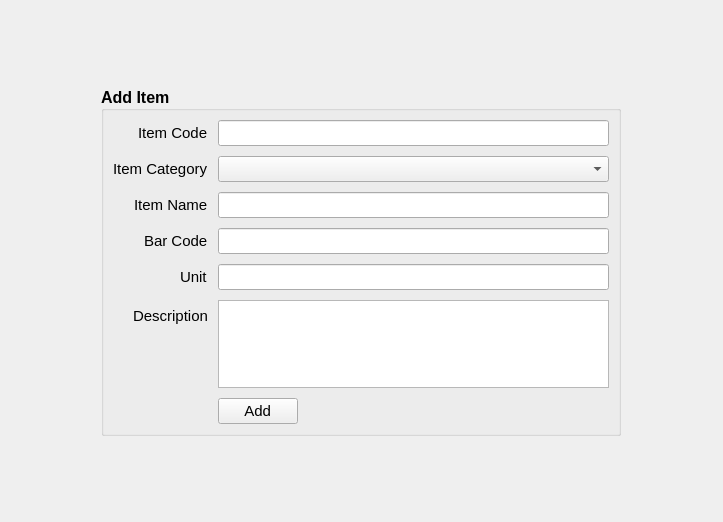
This is estorecpp/additemwidget.ui in Watti/estorecpp as Qt 5 draws it before an edit. The edited form follows.
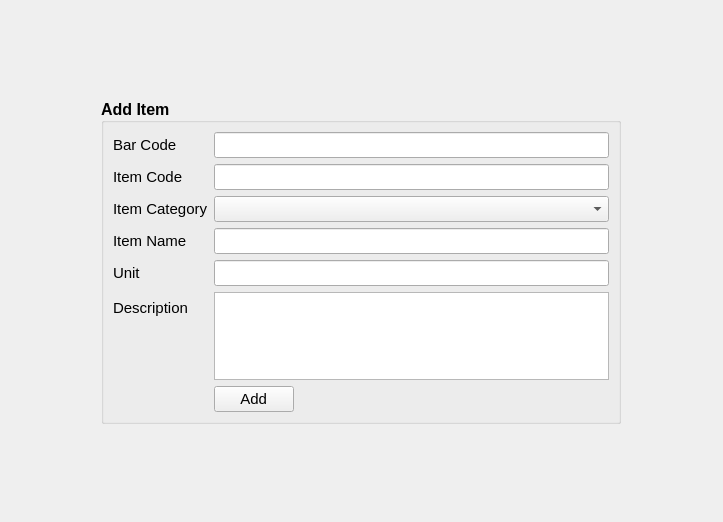
This is the edited form.

```diff
--- a/estorecpp/additemwidget.ui
+++ b/estorecpp/additemwidget.ui
@@ -57,16 +57,32 @@
       <set>Qt::AlignLeading|Qt::AlignLeft|Qt::AlignVCenter</set>
      </property>
      <layout class="QFormLayout" name="formLayout">
-      <property name="labelAlignment">
-       <set>Qt::AlignRight|Qt::AlignTrailing|Qt::AlignVCenter</set>
-      </property>
-      <property name="horizontalSpacing">
-       <number>10</number>
-      </property>
-      <property name="verticalSpacing">
-       <number>10</number>
-      </property>
       <item row="0" column="0">
+       <widget class="QLabel" name="label_4">
+        <property name="font">
+         <font>
+          <pointsize>11</pointsize>
+          <weight>50</weight>
+          <bold>false</bold>
+         </font>
+        </property>
+        <property name="text">
+         <string>Bar Code</string>
+        </property>
+       </widget>
+      </item>
+      <item row="0" column="1">
+       <widget class="QLineEdit" name="barCode">
+        <property name="font">
+         <font>
+          <pointsize>11</pointsize>
+          <weight>50</weight>
+          <bold>false</bold>
+         </font>
+        </property>
+       </widget>
+      </item>
+      <item row="1" column="0">
        <widget class="QLabel" name="label">
         <property name="font">
          <font>
@@ -80,7 +96,7 @@
         </property>
        </widget>
       </item>
-      <item row="0" column="1">
+      <item row="1" column="1">
        <widget class="QLineEdit" name="itemCode">
         <property name="font">
          <font>
@@ -91,7 +107,7 @@
         </property>
        </widget>
       </item>
-      <item row="1" column="0">
+      <item row="2" column="0">
        <widget class="QLabel" name="label_2">
         <property name="font">
          <font>
@@ -105,7 +121,7 @@
         </property>
        </widget>
       </item>
-      <item row="1" column="1">
+      <item row="2" column="1">
        <widget class="QComboBox" name="itemCategoryComboBox">
         <property name="font">
          <font>
@@ -116,7 +132,7 @@
         </property>
        </widget>
       </item>
-      <item row="2" column="0">
+      <item row="3" column="0">
        <widget class="QLabel" name="label_3">
         <property name="font">
          <font>
@@ -130,33 +146,8 @@
         </property>
        </widget>
       </item>
-      <item row="2" column="1">
-       <widget class="QLineEdit" name="itemName">
-        <property name="font">
-         <font>
-          <pointsize>11</pointsize>
-          <weight>50</weight>
-          <bold>false</bold>
-         </font>
-        </property>
-       </widget>
-      </item>
-      <item row="3" column="0">
-       <widget class="QLabel" name="label_4">
-        <property name="font">
-         <font>
-          <pointsize>11</pointsize>
-          <weight>50</weight>
-          <bold>false</bold>
-         </font>
-        </property>
-        <property name="text">
-         <string>Bar Code</string>
-        </property>
-       </widget>
-      </item>
       <item row="3" column="1">
-       <widget class="QLineEdit" name="barCode">
+       <widget class="QLineEdit" name="itemName">
         <property name="font">
          <font>
           <pointsize>11</pointsize>
```
